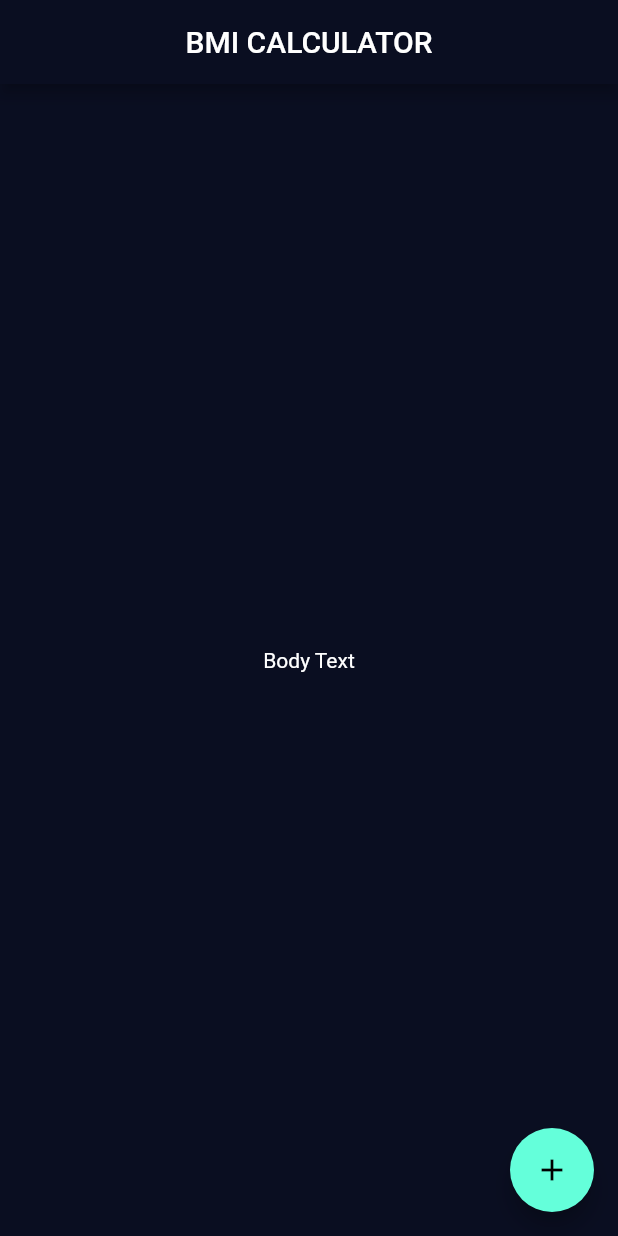
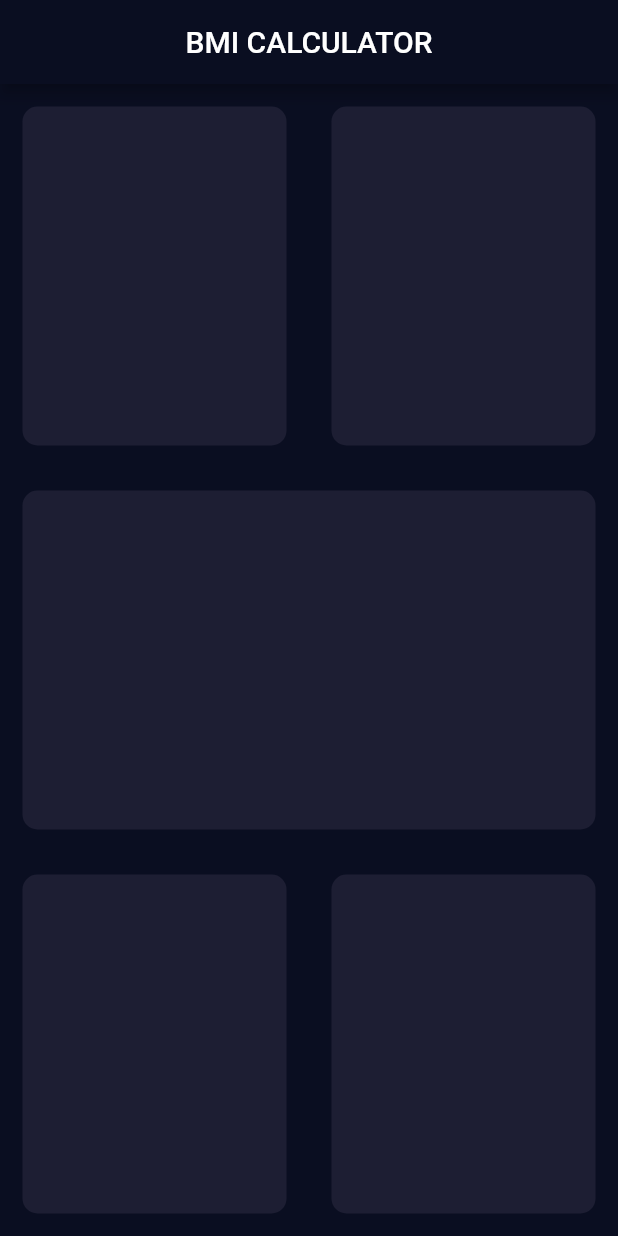
Before and after one commit to anthonycedeno/bmi-calculator, a Flutter app: the screen it shows after launch, on a phone screen of 412 x 824 dp. Run offline on Flutter 3.47's test engine with Material 2 defaults, Android fonts, the phone set to English and light mode, and no system bars.

Commit message:
added widget reusable card

```diff
--- /dev/null
+++ b/lib/imput_page.dart
@@ -0,0 +1,45 @@
+import "package:flutter/material.dart";
+
+class ImputPage extends StatefulWidget {
+  @override
+  _ImputPageState createState() => _ImputPageState();
+}
+
+class _ImputPageState extends State<ImputPage> {
+  @override
+  Widget build(BuildContext context) {
+    return Scaffold(
+      appBar: AppBar(
+        centerTitle: true,
+        title: Text('BMI CALCULATOR'),
+      ),
+      body: Column(children: [
+        Expanded(child: Row(children: [
+          Expanded(child: ReusableCard(color: Color(0xFF1D1E33),),),
+          Expanded(child: ReusableCard(color: Color(0xFF1D1E33),),),
+        ],),),
+        Expanded(child: ReusableCard(color: Color(0xFF1D1E33),),),
+        Expanded(child: Row(children: [
+          Expanded(child: ReusableCard(color: Color(0xFF1D1E33),),),
+          Expanded(child: ReusableCard(color: Color(0xFF1D1E33),),),
+        ],),),
+      ],)
+    );
+  }
+}
+
+class ReusableCard extends StatelessWidget {
+  final Color color;
+
+  ReusableCard({this.color});
+
+  @override
+  Widget build(BuildContext context) {
+    return Container(
+        margin: EdgeInsets.all(15.0),
+        decoration: BoxDecoration(
+      color: color,
+      borderRadius: BorderRadius.circular(10.0)),
+      );
+  }
+}
--- a/lib/innput_page.dart
+++ /dev/null
@@ -1,26 +0,0 @@
-
-import "package:flutter/material.dart";
-
-class InputPage extends StatefulWidget {
-  @override
-  _InputPageState createState() => _InputPageState();
-}
-
-class _InputPageState extends State<InputPage> {
-  @override
-  Widget build(BuildContext context) {
-    return Scaffold(
-      appBar: AppBar(
-        centerTitle: true,
-        title: Text('BMI CALCULATOR'),
-      ),
-      body: Center(
-        child: Text('Body Text'),
-      ),
-      floatingActionButton: FloatingActionButton(
-        child: Icon(Icons.add),
-        onPressed: (){},
-      ),
-    );
-  }
-}
--- a/lib/main.dart
+++ b/lib/main.dart
@@ -1,6 +1,6 @@
 import 'package:flutter/material.dart';
 
-import './innput_page.dart';
+import './imput_page.dart';
 
 void main() => runApp(BMICalculator());
 
@@ -13,7 +13,7 @@ class BMICalculator extends StatelessWidget {
         primaryColor: Color(0xFF0A0E21),
         scaffoldBackgroundColor: Color(0xFF0A0E21),
       ),
-      home: InputPage(),
+      home: ImputPage(),
     );
   }
 }
```
